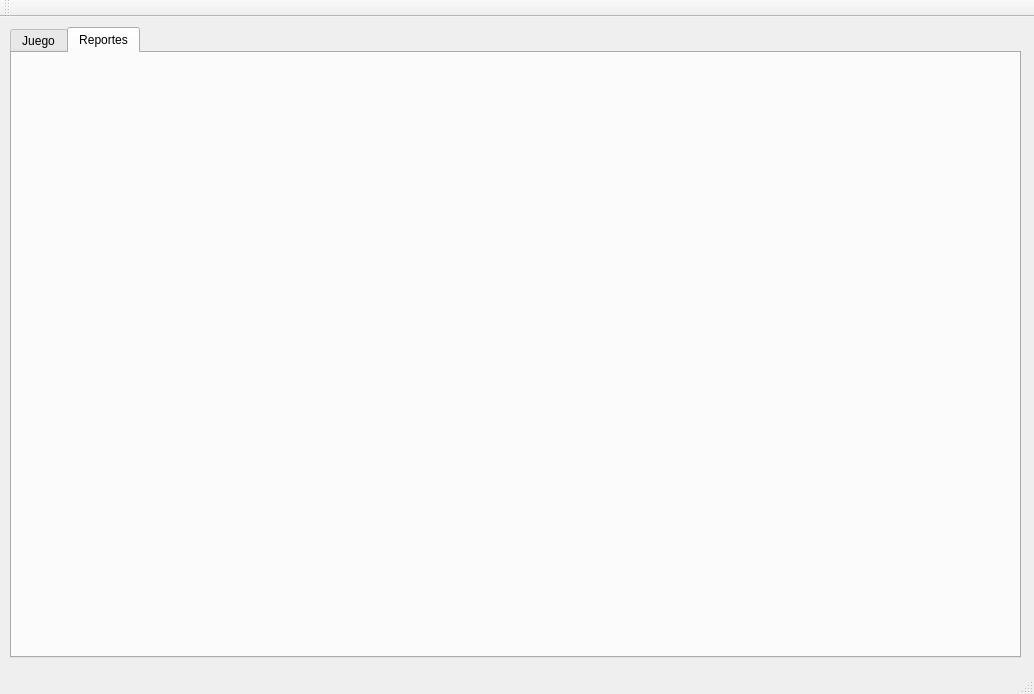
Qt form mainwindow.ui (EduardoGarcia360/EDDProyecto1) before a commit.
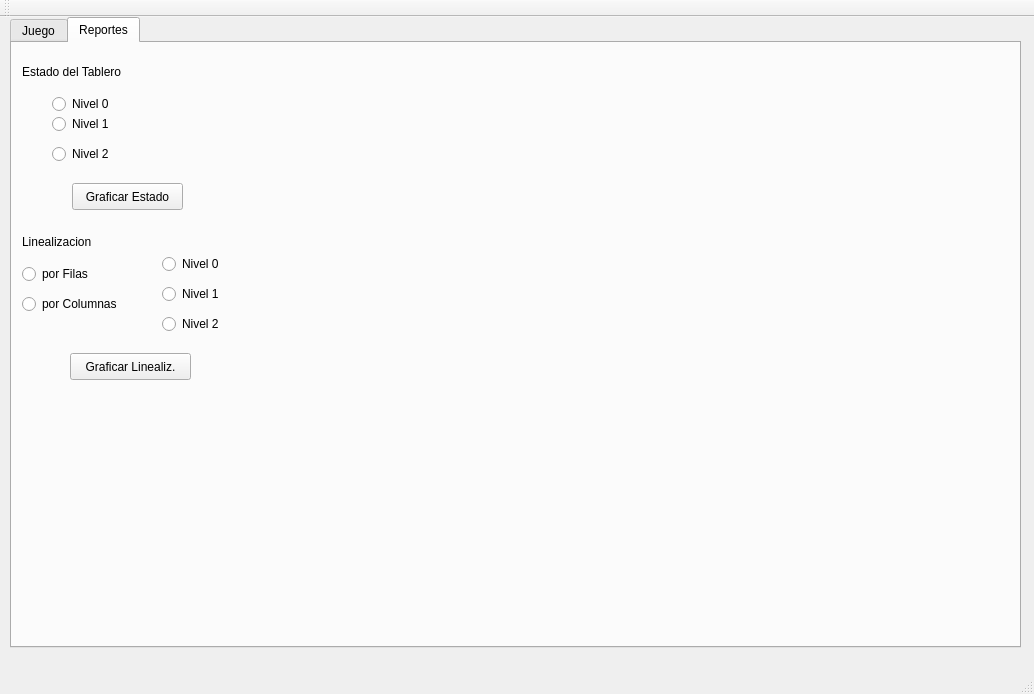
The same form after that commit. The open tabs and pages were chosen to show the change.

Diff of the .ui file:
```diff
--- a/mainwindow.ui
+++ b/mainwindow.ui
@@ -18,7 +18,7 @@
     <property name="geometry">
      <rect>
       <x>10</x>
-      <y>10</y>
+      <y>0</y>
       <width>1011</width>
       <height>631</height>
      </rect>
@@ -387,6 +387,162 @@
      <attribute name="title">
       <string>Reportes</string>
      </attribute>
+     <widget class="QLabel" name="label_13">
+      <property name="geometry">
+       <rect>
+        <x>10</x>
+        <y>20</y>
+        <width>141</width>
+        <height>17</height>
+       </rect>
+      </property>
+      <property name="text">
+       <string>Estado del Tablero</string>
+      </property>
+     </widget>
+     <widget class="QRadioButton" name="rbtnlvl0">
+      <property name="geometry">
+       <rect>
+        <x>40</x>
+        <y>50</y>
+        <width>91</width>
+        <height>22</height>
+       </rect>
+      </property>
+      <property name="text">
+       <string>Nivel 0</string>
+      </property>
+     </widget>
+     <widget class="QRadioButton" name="rbtnlvl1">
+      <property name="geometry">
+       <rect>
+        <x>40</x>
+        <y>70</y>
+        <width>81</width>
+        <height>22</height>
+       </rect>
+      </property>
+      <property name="text">
+       <string>Nivel 1</string>
+      </property>
+     </widget>
+     <widget class="QRadioButton" name="rbtnlvl2">
+      <property name="geometry">
+       <rect>
+        <x>40</x>
+        <y>100</y>
+        <width>81</width>
+        <height>22</height>
+       </rect>
+      </property>
+      <property name="text">
+       <string>Nivel 2</string>
+      </property>
+     </widget>
+     <widget class="QLabel" name="label_14">
+      <property name="geometry">
+       <rect>
+        <x>10</x>
+        <y>190</y>
+        <width>101</width>
+        <height>17</height>
+       </rect>
+      </property>
+      <property name="text">
+       <string>Linealizacion</string>
+      </property>
+     </widget>
+     <widget class="QRadioButton" name="rbtnfilaslin">
+      <property name="geometry">
+       <rect>
+        <x>10</x>
+        <y>220</y>
+        <width>117</width>
+        <height>22</height>
+       </rect>
+      </property>
+      <property name="text">
+       <string>por Filas</string>
+      </property>
+     </widget>
+     <widget class="QRadioButton" name="rbtncolumnaslin">
+      <property name="geometry">
+       <rect>
+        <x>10</x>
+        <y>250</y>
+        <width>121</width>
+        <height>22</height>
+       </rect>
+      </property>
+      <property name="text">
+       <string>por Columnas</string>
+      </property>
+     </widget>
+     <widget class="QRadioButton" name="rbtnlvl0lin">
+      <property name="geometry">
+       <rect>
+        <x>150</x>
+        <y>210</y>
+        <width>81</width>
+        <height>22</height>
+       </rect>
+      </property>
+      <property name="text">
+       <string>Nivel 0</string>
+      </property>
+     </widget>
+     <widget class="QRadioButton" name="rbtnlvl1lin">
+      <property name="geometry">
+       <rect>
+        <x>150</x>
+        <y>240</y>
+        <width>81</width>
+        <height>22</height>
+       </rect>
+      </property>
+      <property name="text">
+       <string>Nivel 1</string>
+      </property>
+     </widget>
+     <widget class="QRadioButton" name="rbtnlvl2lin">
+      <property name="geometry">
+       <rect>
+        <x>150</x>
+        <y>270</y>
+        <width>81</width>
+        <height>22</height>
+       </rect>
+      </property>
+      <property name="text">
+       <string>Nivel 2</string>
+      </property>
+     </widget>
+     <widget class="QPushButton" name="btnestado">
+      <property name="geometry">
+       <rect>
+        <x>60</x>
+        <y>140</y>
+        <width>111</width>
+        <height>27</height>
+       </rect>
+      </property>
+      <property name="text">
+       <string>Graficar Estado</string>
+      </property>
+     </widget>
+     <widget class="QPushButton" name="btnlinealizacion">
+      <property name="geometry">
+       <rect>
+        <x>58</x>
+        <y>310</y>
+        <width>121</width>
+        <height>27</height>
+       </rect>
+      </property>
+      <property name="text">
+       <string>Graficar Linealiz.</string>
+      </property>
+     </widget>
     </widget>
    </widget>
   </widget>
```
Left out of the diff: 2 changed lines with no effect on the pictures.
